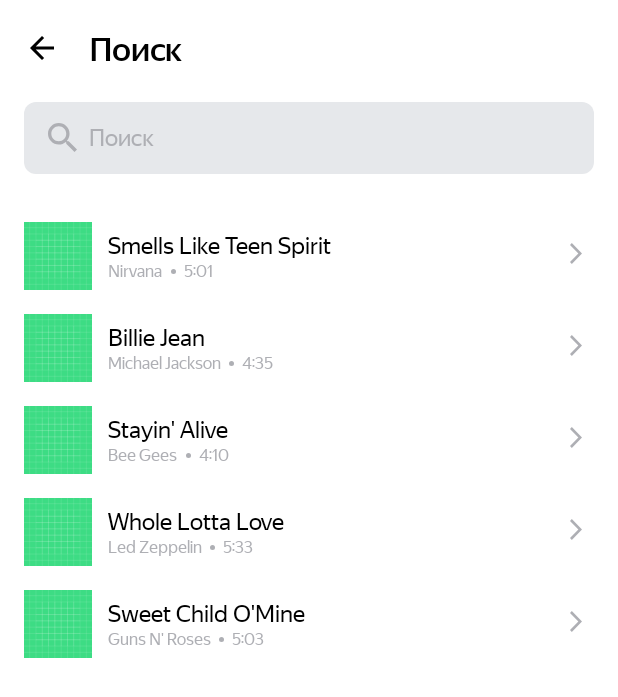
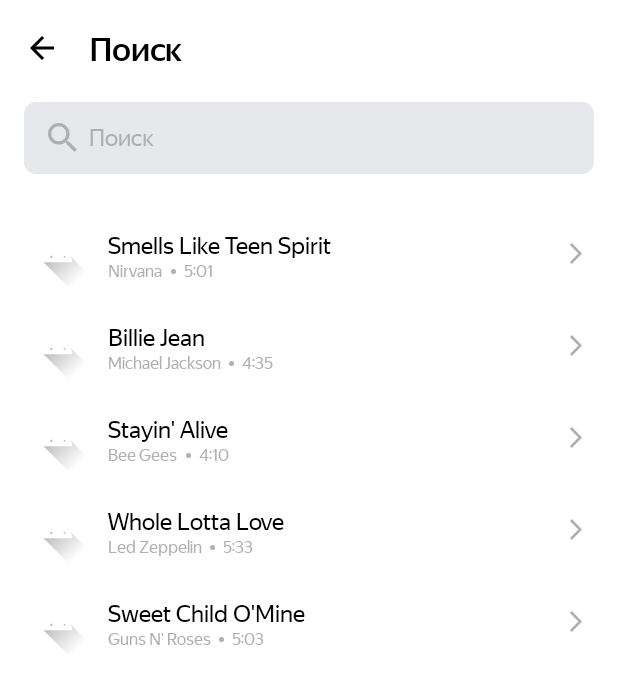
Before and after one commit to KozlovskiyD/PlaylistMaker3, an Android app: the screen it shows after launch (SearchActivity), after a tap on "Поиск", on a phone screen of 412 x 824 dp. Shown: the top 697 px of the screen. Run offline under Robolectric (Android 15) with nearby library versions, the phone set to English and light mode, and no system bars; pictures from the network do not load.

Commit message:
Init commit Toast all Домашная работа часть 3.5 Домашная работа спринт 9.1 Домашняя работа спринт 10.1

```diff
--- a/app/src/main/AndroidManifest.xml
+++ b/app/src/main/AndroidManifest.xml
@@ -10,7 +10,7 @@
         android:icon="@mipmap/ic_launcher"
         android:supportsRtl="true"
         android:theme="@style/Theme.MaterialComponents.DayNight.NoActionBar"
-        tools:targetApi="31">
+        tools:targetApi="28">
         <activity
             android:name=".MediaActivity"
             android:exported="false">
--- /dev/null
+++ b/app/src/main/java/com/practicum/playlistmaker3/DataTrack.kt
@@ -0,0 +1,3 @@
+package com.practicum.playlistmaker3
+
+data class Tract(val trackName: String, val artistName: String, val trackTime: String, val artworkUrl100: String)
--- a/app/src/main/java/com/practicum/playlistmaker3/MainActivity.kt
+++ b/app/src/main/java/com/practicum/playlistmaker3/MainActivity.kt
@@ -3,9 +3,7 @@ package com.practicum.playlistmaker3
 import android.content.Intent
 import androidx.appcompat.app.AppCompatActivity
 import android.os.Bundle
-import android.view.View
 import android.widget.Button
-import android.widget.Toast
 
 class MainActivity : AppCompatActivity() {
     override fun onCreate(savedInstanceState: Bundle?) {
@@ -14,7 +12,7 @@ class MainActivity : AppCompatActivity() {
 
         val buttonSearch = findViewById<Button>(R.id.search_button)
         buttonSearch.setOnClickListener {
-            Intent(/* packageContext = */ this, /* cls = */ SearchActivity::class.java).apply {
+            Intent(this, SearchActivity::class.java).apply {
                 startActivity(this)
             }
         }
--- a/app/src/main/java/com/practicum/playlistmaker3/SearchActivity.kt
+++ b/app/src/main/java/com/practicum/playlistmaker3/SearchActivity.kt
@@ -46,10 +46,10 @@ class SearchActivity : AppCompatActivity() {
             inputEditText.addTextChangedListener(simpleTextWatcher)
 
         val trackListAdapter = TrackListAdapter(
-            List(5){ Tract( trackNames[it], artistNames[it], trackTimes[it], artworkUrls[it] ) })
+            List(5){ Tract( trackList[it], trackList[it+5], trackList[it+10], trackList[it+15] ) })
 
-        val rvTractList = findViewById<RecyclerView>(R.id.TrackList)
-        rvTractList.adapter = trackListAdapter
+        val rvTrackList = findViewById<RecyclerView>(R.id.trackList)
+        rvTrackList.adapter = trackListAdapter
     }
 
     private fun clearButtonVisibility(s: CharSequence?): Int {
@@ -73,10 +73,10 @@ class SearchActivity : AppCompatActivity() {
 
     companion object {
         const val SAVE_TEXT = "SAVE_TEXT"
-        val trackNames = listOf("Smells Like Teen Spirit", "Billie Jean", "Stayin' Alive", "Whole Lotta Love", "Sweet Child O'Mine")
-        val artistNames = listOf("Nirvana", "Michael Jackson", "Bee Gees", "Led Zeppelin", "Guns N' Roses")
-        val trackTimes = listOf("5:01", "4:35", "4:10", "5:33", "5:03")
-        val artworkUrls= listOf(
+        val trackList = listOf(
+            "Smells Like Teen Spirit", "Billie Jean", "Stayin' Alive", "Whole Lotta Love", "Sweet Child O'Mine",
+            "Nirvana", "Michael Jackson", "Bee Gees", "Led Zeppelin", "Guns N' Roses",
+            "5:01", "4:35", "4:10", "5:33", "5:03",
             "https://is5-ssl.mzstatic.com/image/thumb/Music115/v4/7b/58/c2/7b58c21a-2b51-2bb2-e59a-9bb9b96ad8c3/00602567924166.rgb.jpg/100x100bb.jpg",
             "https://is5-ssl.mzstatic.com/image/thumb/Music125/v4/3d/9d/38/3d9d3811-71f0-3a0e-1ada-3004e56ff852/827969428726.jpg/100x100bb.jpg",
             "https://is4-ssl.mzstatic.com/image/thumb/Music115/v4/1f/80/1f/1f801fc1-8c0f-ea3e-d3e5-387c6619619e/16UMGIM86640.rgb.jpg/100x100bb.jpg",
--- /dev/null
+++ b/app/src/main/java/com/practicum/playlistmaker3/TrackListAdapter.kt
@@ -0,0 +1,18 @@
+package com.practicum.playlistmaker3
+
+import android.view.LayoutInflater
+import android.view.ViewGroup
+import androidx.recyclerview.widget.RecyclerView
+
+class TrackListAdapter (private val tracks: List<Tract>): RecyclerView.Adapter<TrackListViewHolder>() {
+    override fun onCreateViewHolder(parent: ViewGroup, viewType: Int): TrackListViewHolder {
+        val view = LayoutInflater.from(parent.context).inflate(R.layout.track, parent, false)
+        return TrackListViewHolder(view)
+    }
+    override fun onBindViewHolder(holder: TrackListViewHolder, position: Int) {
+        holder.bind(tracks[position])
+    }
+    override fun getItemCount(): Int {
+        return tracks.size
+    }
+}
--- a/app/src/main/java/com/practicum/playlistmaker3/Treck.kt
+++ b/app/src/main/java/com/practicum/playlistmaker3/Treck.kt
@@ -1,15 +1,11 @@
 package com.practicum.playlistmaker3
 
-import android.view.LayoutInflater
 import android.view.View
-import android.view.ViewGroup
 import android.widget.ImageView
 import android.widget.TextView
 import androidx.recyclerview.widget.RecyclerView
 import com.bumptech.glide.Glide
 import com.bumptech.glide.load.resource.bitmap.RoundedCorners
-
-data class Tract(val trackName: String, val artistName: String, val trackTime: String, val artworkUrl100: String)
 
 class TrackListViewHolder(itemView: View): RecyclerView.ViewHolder(itemView) {
 
@@ -19,29 +15,16 @@ class TrackListViewHolder(itemView: View): RecyclerView.ViewHolder(itemView) {
     private val tvTractTime: TextView = itemView.findViewById(R.id.tvTrackTime)
 
     fun bind(model: Tract) {
-        model.trackName.also { tvTractName.text = it }
-        model.artistName.also { tvArtistName.text =it }
-        model.trackTime.also { tvTractTime.text = it }
+        tvTractName.text = model.trackName
+        tvArtistName.text = model.artistName
+        tvTractTime.text = model.trackTime
 
         Glide
             .with(itemView)
             .load(model.artworkUrl100)
-            .placeholder(R.drawable.ic_launcher_background)
+            .placeholder(R.drawable.ic_launcher_foreground)
             .centerCrop()
             .transform(RoundedCorners(10))
             .into(imageTracks)
     }
 }
-
-class TrackListAdapter (private val tracks: List<Tract>): RecyclerView.Adapter<TrackListViewHolder>() {
-    override fun onCreateViewHolder(parent: ViewGroup, viewType: Int): TrackListViewHolder {
-        val view = LayoutInflater.from(parent.context).inflate(R.layout.track, parent, false)
-        return TrackListViewHolder(view)
-    }
-    override fun onBindViewHolder(holder: TrackListViewHolder, position: Int) {
-        holder.bind(tracks[position])
-    }
-    override fun getItemCount(): Int {
-        return tracks.size
-    }
-}
--- a/app/src/main/res/drawable/ellipse_1.xml
+++ b/app/src/main/res/drawable/ellipse_1.xml
@@ -5,5 +5,5 @@
     android:viewportHeight="3">
   <path
       android:pathData="M1.5,1.5m-1.5,0a1.5,1.5 0,1 1,3 0a1.5,1.5 0,1 1,-3 0"
-      android:fillColor="#AEAFB4"/>
+      android:fillColor="@color/gray"/>
 </vector>
--- a/app/src/main/res/layout/activity_search.xml
+++ b/app/src/main/res/layout/activity_search.xml
@@ -23,19 +23,19 @@
         android:src="@drawable/vector_the_arrow"
         android:contentDescription="@string/setting"/>
 
-    <TextView
-        style="@style/headingText"
+        <TextView
+            style="@style/headingText"
         android:layout_width = "wrap_content"
-        android:layout_height = "wrap_content"
+        android:layout_height = "match_parent"
         android:layout_marginTop = "@dimen/top_padding"
-        android:layout_marginStart = "40dp"
+        android:layout_marginStart = "@dimen/top_40"
         android:text="@string/search"/>
 
     </androidx.appcompat.widget.Toolbar>
 
 <FrameLayout
     android:layout_width="match_parent"
-    android:layout_height="wrap_content">
+    android:layout_height="match_parent">
 
     <EditText
         android:id="@+id/inputEditText"
@@ -62,8 +62,8 @@
 
     <ImageView
         android:id="@+id/clearIcon"
-        android:layout_width="14dp"
-        android:layout_height="14dp"
+        android:layout_width="@dimen/top_14"
+        android:layout_height="@dimen/top_14"
         android:layout_gravity="end"
         android:layout_marginVertical="@dimen/top_24"
         android:layout_marginEnd="12dp"
@@ -74,7 +74,7 @@
     </FrameLayout>
 
     <androidx.recyclerview.widget.RecyclerView
-        android:id="@+id/TrackList"
+        android:id="@+id/trackList"
         android:layout_width="match_parent"
         android:layout_height="match_parent"
         android:layout_marginTop="@dimen/top_padding"
--- a/app/src/main/res/layout/track.xml
+++ b/app/src/main/res/layout/track.xml
@@ -8,8 +8,8 @@
 
     <ImageView
         android:id="@+id/imageTrack"
-        android:layout_width="45dp"
-        android:layout_height="45dp"
+        android:layout_width="@dimen/icon_45"
+        android:layout_height="@dimen/icon_45"
         android:layout_marginVertical="@dimen/top_8"
         android:scaleType="centerCrop"
         android:contentDescription="@string/search" />
@@ -19,8 +19,8 @@
         style="@style/MessageTextStyle"
         android:layout_width="match_parent"
         android:layout_height="wrap_content"
-        android:layout_marginStart="56dp"
-        android:layout_marginTop="14dp"
+        android:layout_marginStart="@dimen/top_56"
+        android:layout_marginTop="@dimen/top_14"
         android:layout_marginEnd="@dimen/top_28"
         android:maxLines="1"
         android:ellipsize="end" />
@@ -28,7 +28,7 @@
     <LinearLayout
         android:layout_width="wrap_content"
         android:layout_height="wrap_content"
-        android:layout_marginStart="56dp"
+        android:layout_marginStart="@dimen/top_56"
         android:layout_marginTop="34dp"
         android:layout_marginEnd="@dimen/top_28"
         android:orientation="horizontal" >
--- a/app/src/main/res/values/dimens.xml
+++ b/app/src/main/res/values/dimens.xml
@@ -12,4 +12,8 @@
     <dimen name="top_22">22dp</dimen>
     <dimen name="top_28">28dp</dimen>
     <dimen name="top_8">8dp</dimen>
+    <dimen name="top_40">40dp</dimen>
+    <dimen name="top_14">14dp</dimen>
+    <dimen name="icon_45">45dp</dimen>
+    <dimen name="top_56">56dp</dimen>
 </resources>
--- a/app/src/main/res/values/strings.xml
+++ b/app/src/main/res/values/strings.xml
@@ -7,8 +7,8 @@
     <string name="to_share">Поделится приложением</string>
     <string name="write_to">Написать в подержку</string>
     <string name="agreement">Пользовательское соглашение</string>
-    <string name="massage">Спасибо разработчикам и разработчицам за крутое приложение!</string>
-    <string name="massageSubject">Сообщение разработчикам и разработчицам приложения Playlist Maker</string>
+    <string name="message">Спасибо разработчикам и разработчицам за крутое приложение!</string>
+    <string name="messageSubject">Сообщение разработчикам и разработчицам приложения Playlist Maker</string>
     <string name="uriDeveloper">https://practicum.yandex.ru/android-developer/</string>
     <string name="uriAgreement">https://yandex.ru/legal/practicum_offer/</string>
     <string name="myEmail">dmitr-nik.k@yandex.ru</string>
```
Also changed, not shown: app/src/main/java/com/practicum/playlistmaker3/SettingsActivity.kt (+11 -11 lines), app/src/main/res/layout/activity_main.xml (+5 -5 lines), app/src/main/java/com/practicum/playlistmaker3/Extension.kt (renamed from app/src/main/java/com/practicum/playlistmaker3/Keyboard.kt).
